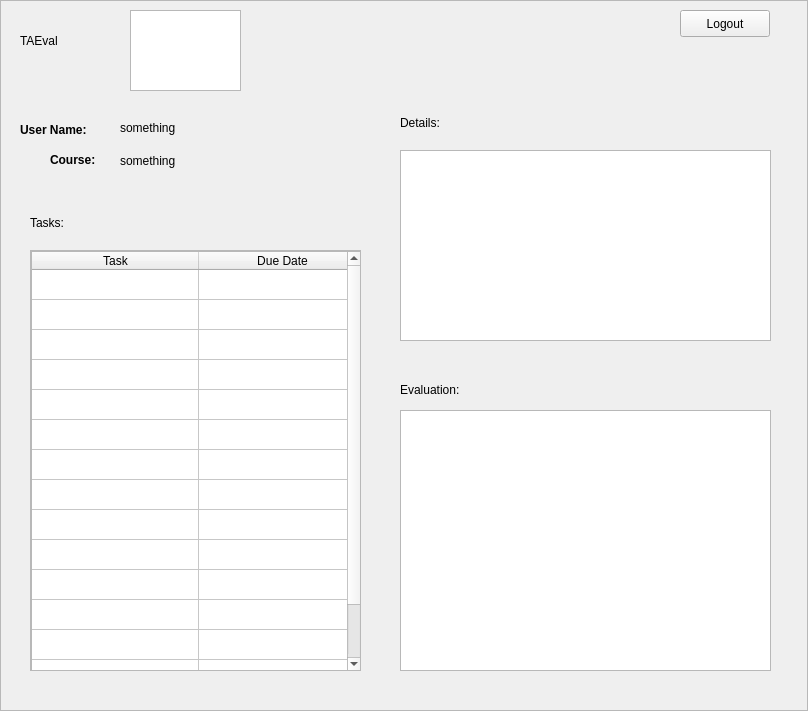
Qt form ClientNetworking/tamainscreen.ui (kareem1234/COMP3004) before a commit.
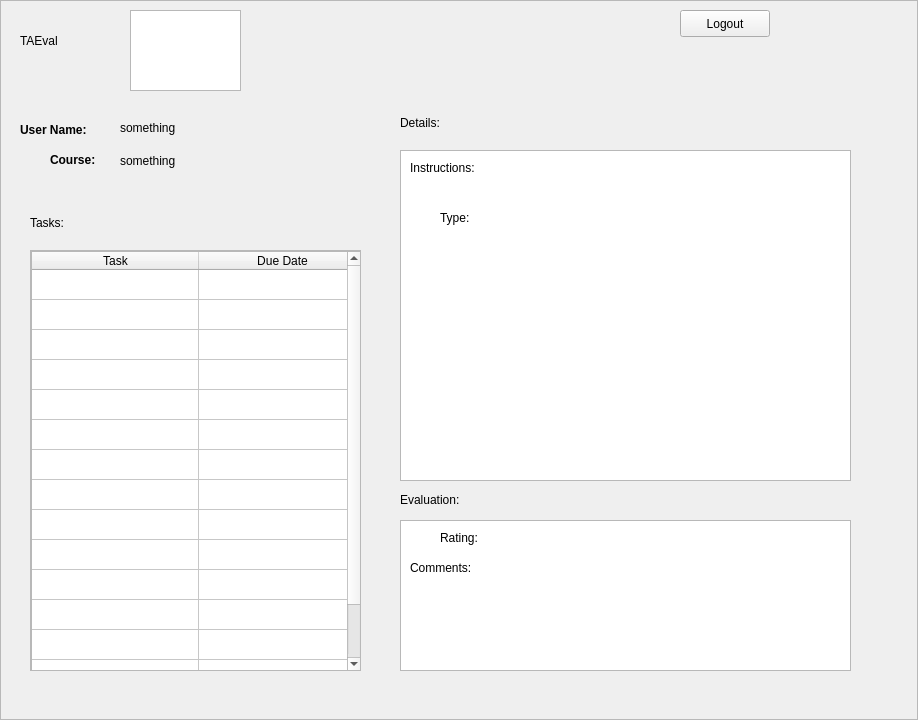
The same form after that commit.

Diff of the .ui file:
```diff
--- a/ClientNetworking/tamainscreen.ui
+++ b/ClientNetworking/tamainscreen.ui
@@ -6,8 +6,8 @@
    <rect>
     <x>0</x>
     <y>0</y>
-    <width>808</width>
-    <height>711</height>
+    <width>918</width>
+    <height>720</height>
    </rect>
   </property>
   <property name="windowTitle">
@@ -175,8 +175,8 @@
     <rect>
      <x>400</x>
      <y>150</y>
-     <width>371</width>
-     <height>191</height>
+     <width>451</width>
+     <height>331</height>
     </rect>
    </property>
    <property name="html">
@@ -230,9 +230,9 @@
    <property name="geometry">
     <rect>
      <x>400</x>
-     <y>410</y>
-     <width>371</width>
-     <height>261</height>
+     <y>520</y>
+     <width>451</width>
+     <height>151</height>
     </rect>
    </property>
    <property name="html">
@@ -247,8 +247,8 @@
    <property name="geometry">
     <rect>
      <x>400</x>
-     <y>380</y>
-     <width>101</width>
+     <y>490</y>
+     <width>81</width>
      <height>20</height>
     </rect>
    </property>
@@ -292,6 +292,58 @@
     </rect>
    </property>
   </widget>
+  <widget class="QLabel" name="label">
+   <property name="geometry">
+    <rect>
+     <x>410</x>
+     <y>160</y>
+     <width>101</width>
+     <height>16</height>
+    </rect>
+   </property>
+   <property name="text">
+    <string>Instructions:</string>
+   </property>
+  </widget>
+  <widget class="QLabel" name="label_2">
+   <property name="geometry">
+    <rect>
+     <x>440</x>
+     <y>210</y>
+     <width>41</width>
+     <height>16</height>
+    </rect>
+   </property>
+   <property name="text">
+    <string>Type:</string>
+   </property>
+  </widget>
+  <widget class="QLabel" name="label_3">
+   <property name="geometry">
+    <rect>
+     <x>440</x>
+     <y>530</y>
+     <width>60</width>
+     <height>16</height>
+    </rect>
+   </property>
+   <property name="text">
+    <string>Rating:</string>
+   </property>
+  </widget>
+  <widget class="QLabel" name="label_4">
+   <property name="geometry">
+    <rect>
+     <x>410</x>
+     <y>560</y>
+     <width>81</width>
+     <height>16</height>
+    </rect>
+   </property>
+   <property name="text">
+    <string>Comments: </string>
+   </property>
+  </widget>
  </widget>
  <tabstops>
   <tabstop>scrollArea</tabstop>
```
